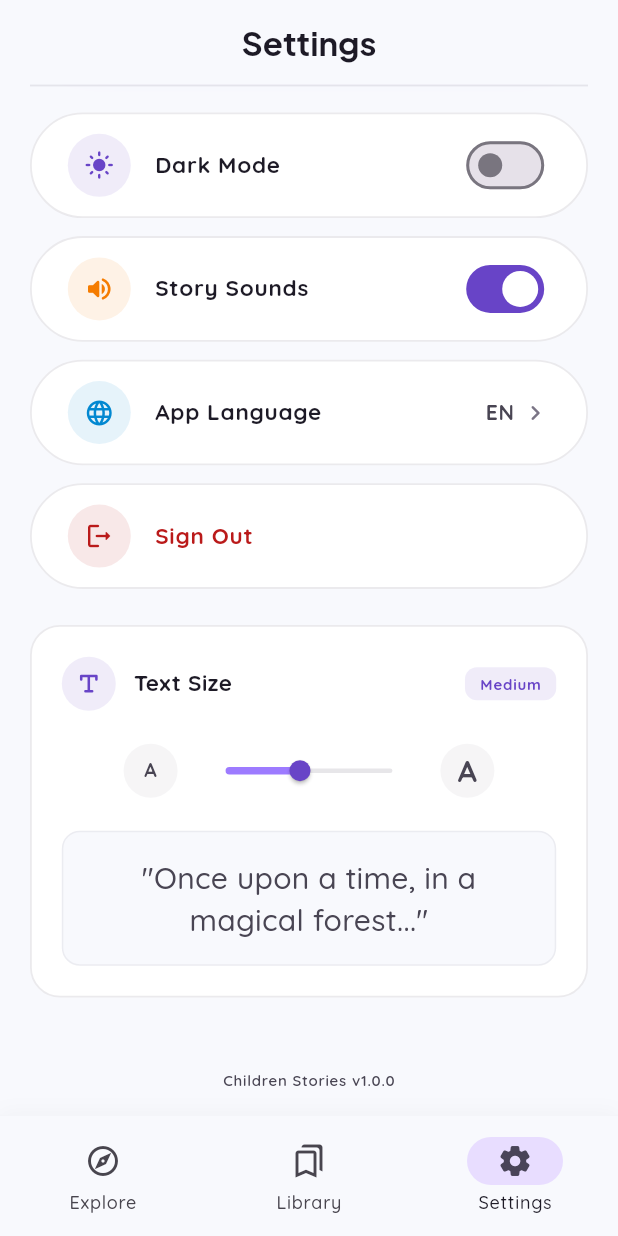
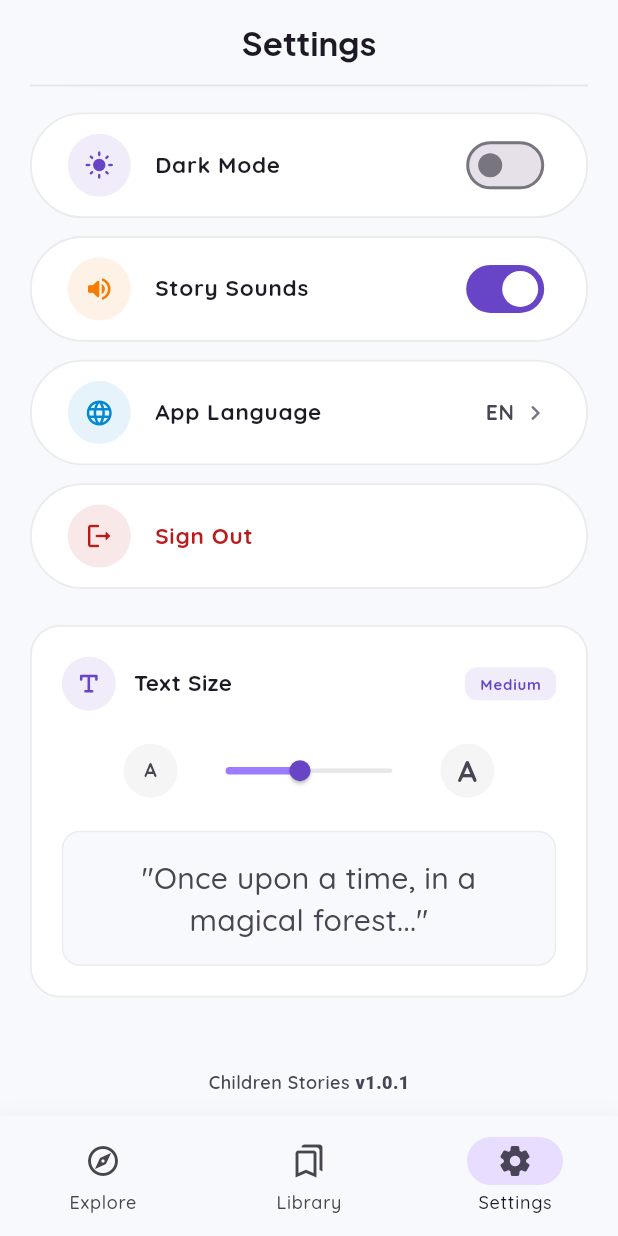
Before and after one commit to mustafasnr/children_stories_app, a Flutter app: the SettingsScreen screen opened by its route, scrolled down 244 dp, on a phone screen of 412 x 824 dp. Run offline on Flutter 3.47's test engine with Material 3 defaults, Android fonts, the phone set to English and light mode, and no system bars; our stand-ins replace cached_network_image, flutter_svg, go_router, google_fonts, google_sign_in, just_audio and 6 more; missing offline and left inert: adapty_flutter, audio_session, country_flags; accounts and stored records are empty; network calls fail.

Commit message:
dynamic version label

```diff
--- a/lib/views/settings/settings_screen.dart
+++ b/lib/views/settings/settings_screen.dart
@@ -9,6 +9,7 @@ import 'package:children_stories/views/settings/widgets/settings_section.dart';
 import 'package:children_stories/views/settings/widgets/text_size_card.dart';
 import 'package:children_stories/views/settings/widgets/user_header.dart';
 import 'package:flutter/material.dart';
+import 'package:package_info_plus/package_info_plus.dart';
 import 'package:provider/provider.dart';
 
 class SettingsScreen extends StatefulWidget {
@@ -20,6 +21,7 @@ class SettingsScreen extends StatefulWidget {
 
 class _SettingsScreenState extends State<SettingsScreen> {
   late final ProfileViewModel _vm;
+  String _appVersion = '1.0.0';
 
   @override
   void initState() {
@@ -30,6 +32,18 @@ class _SettingsScreenState extends State<SettingsScreen> {
     WidgetsBinding.instance.addPostFrameCallback((_) {
       context.read<SubscriptionViewModel>().checkSubscriptionStatus();
     });
+    _initPackageInfo();
+  }
+
+  Future<void> _initPackageInfo() async {
+    try {
+      final packageInfo = await PackageInfo.fromPlatform();
+      if (mounted) {
+        setState(() {
+          _appVersion = packageInfo.version;
+        });
+      }
+    } catch (_) {}
   }
 
   @override
@@ -109,9 +123,17 @@ class _SettingsScreenState extends State<SettingsScreen> {
                   const TextSizeCard(),
 
                   const SizedBox(height: 48),
-                  Text(
-                    'Children Stories v1.0.0',
-                    style: AppTextStyles.labelSmall,
+                  Text.rich(
+                    TextSpan(
+                      text: 'Children Stories ',
+                      children: [
+                        TextSpan(
+                          text: 'v$_appVersion',
+                          style: const TextStyle(fontWeight: FontWeight.w900),
+                        ),
+                      ],
+                    ),
+                    style: AppTextStyles.labelMedium,
                   ),
                 ],
               ),
--- a/pubspec.yaml
+++ b/pubspec.yaml
@@ -2,7 +2,7 @@ name: children_stories
 description: "Children Stories - A premium children's books & audio stories app"
 publish_to: 'none'
 
-version: 1.0.0+1
+version: 1.0.1+2
 
 environment:
   sdk: ^3.8.0
@@ -31,6 +31,7 @@ dependencies:
   country_flags: ^1.1.1
   shared_preferences: ^2.5.5
   url_launcher: ^6.3.2
+  package_info_plus: ^10.1.0
 
 dev_dependencies:
   flutter_test:
```
Also changed, not shown: pubspec.lock, 1 other file.
